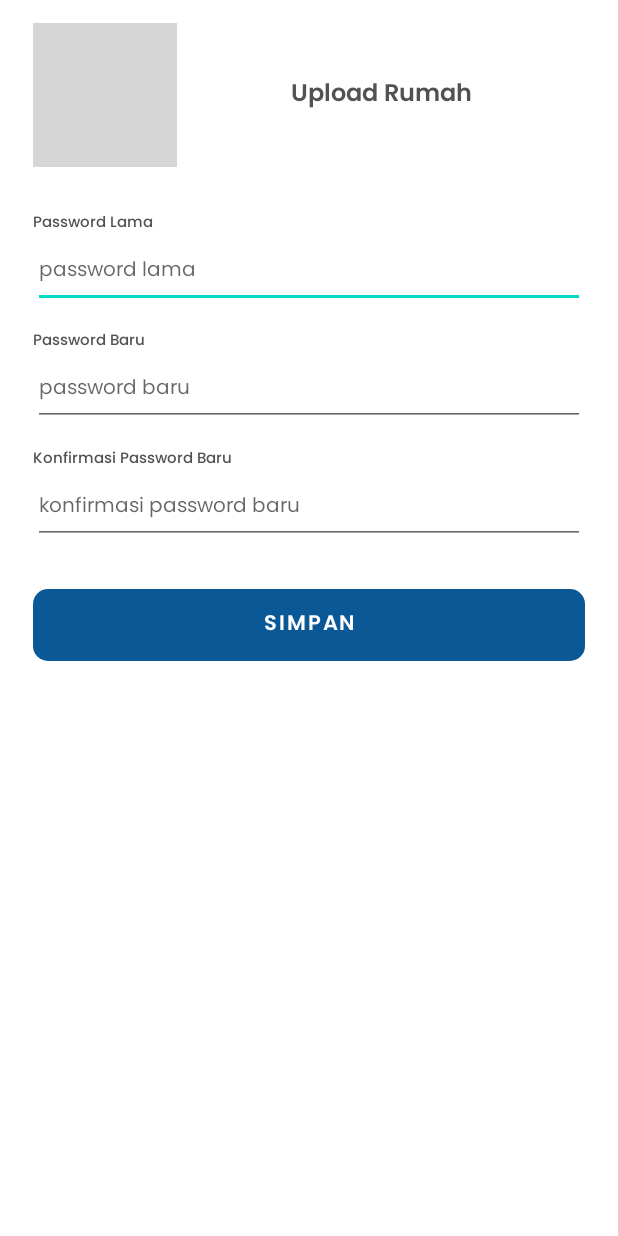
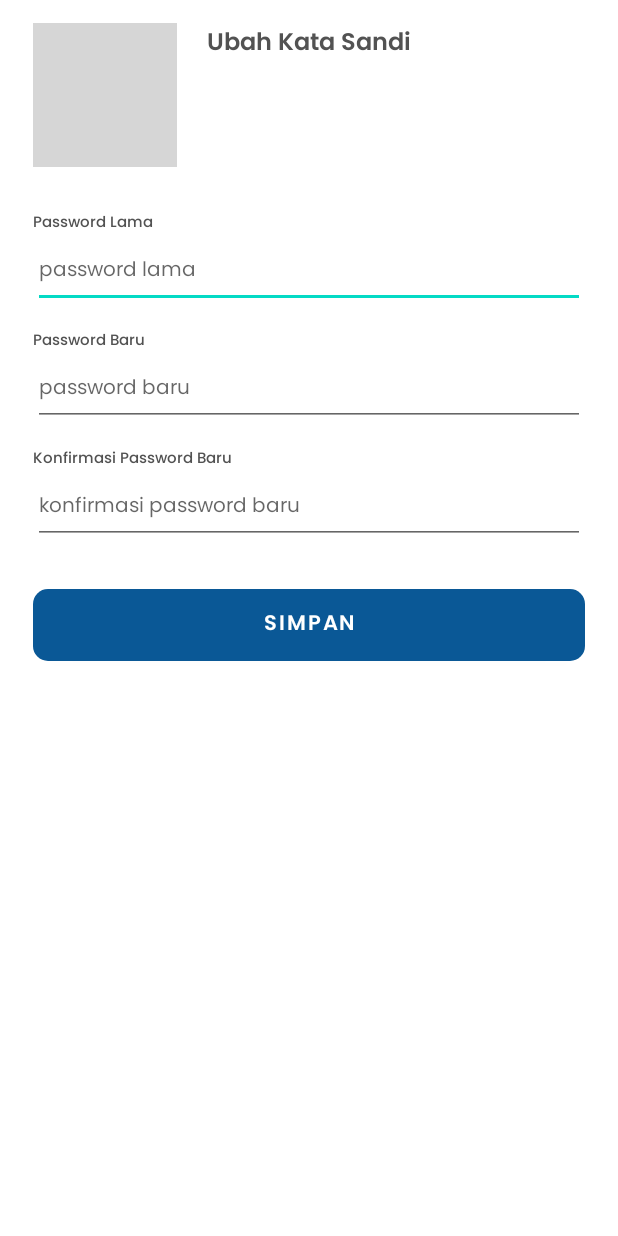
Before and after one commit to khrisnandika/PerumahanMobile, an Android app: the KataSandi screen opened directly, with no data from a screen before it, on a phone screen of 412 x 824 dp. Run offline under Robolectric (Android 15) with nearby library versions, the phone set to English and light mode, and no system bars; grey boxes are pictures that could not be loaded.

Commit message:
update all in

```diff
--- a/app/src/main/java/com/example/perumahan/KataSandi.java
+++ b/app/src/main/java/com/example/perumahan/KataSandi.java
@@ -2,13 +2,28 @@ package com.example.perumahan;
 
 import androidx.appcompat.app.AppCompatActivity;
 
+import android.content.Intent;
 import android.os.Bundle;
+import android.view.View;
+import android.widget.ImageView;
 
 public class KataSandi extends AppCompatActivity {
+
+    ImageView btnBack;
 
     @Override
     protected void onCreate(Bundle savedInstanceState) {
         super.onCreate(savedInstanceState);
         setContentView(R.layout.activity_kata_sandi);
+
+        btnBack = findViewById(R.id.btnBack);
+
+        btnBack.setOnClickListener(new View.OnClickListener() {
+            @Override
+            public void onClick(View v) {
+                Intent intent = new Intent(KataSandi.this, MainActivity.class);
+                startActivity(intent);
+            }
+        });
     }
 }
--- a/app/src/main/res/layout/activity_kata_sandi.xml
+++ b/app/src/main/res/layout/activity_kata_sandi.xml
@@ -9,7 +9,7 @@
     android:layout_marginStart="22dp"
     android:layout_marginEnd="22dp">
 
-    <LinearLayout
+    <RelativeLayout
         android:id="@+id/layoutNavbar"
         android:layout_width="match_parent"
         android:layout_height="wrap_content"
@@ -21,17 +21,17 @@
                     android:layout_width="wrap_content"
                     android:layout_height="wrap_content"
                     android:src="@drawable/back_24"/>
+
         <TextView
             android:layout_width="match_parent"
             android:layout_height="wrap_content"
-            android:text="Upload Rumah"
             android:layout_gravity="center_vertical"
+            android:fontFamily="@font/poppinssemibold"
             android:gravity="center"
-            android:fontFamily="@font/poppinssemibold"
-            android:textSize="16dp"
+            android:text="Ubah Kata Sandi"
             android:textColor="@color/fontColor"
-            />
-    </LinearLayout>
+            android:textSize="16dp" />
+    </RelativeLayout>
 
     <TextView
         android:layout_width="wrap_content"
--- a/app/src/main/res/layout/fragment_upload.xml
+++ b/app/src/main/res/layout/fragment_upload.xml
@@ -380,7 +380,8 @@
                 app:backgroundTint="@color/blue"
                 android:text="Simpan"
                 android:textSize="15sp"
-                android:fontFamily="@font/poppinssemibold"/>
+                android:fontFamily="@font/poppinssemibold"
+                android:layout_marginBottom="20dp"/>
 
         </LinearLayout>
 
```
Also changed, not shown: app/src/main/AndroidManifest.xml (+7 -0 lines), app/src/main/java/com/example/perumahan/Informasi.java (+18 -0 lines), app/src/main/java/com/example/perumahan/ProfileFragment.java (+19 -1 lines), app/src/main/res/layout/activity_edit_profile.xml (+9 -5 lines), app/src/main/res/layout/activity_informasi.xml (+6 -6 lines).
